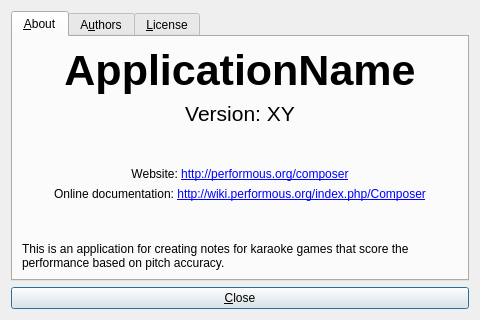
Before: the Qt Designer form ui/aboutdialog.ui in performous/composer, drawn with Qt 5.
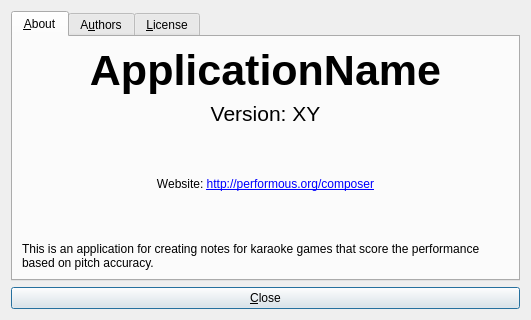
After: the same form once the commit is applied.

Commit message: Remove broken link from About dialog.

Patch:
```diff
--- a/ui/aboutdialog.ui
+++ b/ui/aboutdialog.ui
@@ -6,7 +6,7 @@
    <rect>
     <x>0</x>
     <y>0</y>
-    <width>480</width>
+    <width>531</width>
     <height>320</height>
    </rect>
   </property>
@@ -82,19 +82,6 @@
          </property>
         </widget>
        </item>
-       <item>
-        <widget class="QLabel" name="lblWikiLink">
-         <property name="text">
-          <string>Online documentation: &lt;a href=&quot;http://wiki.performous.org/index.php/Composer&quot;&gt;http://wiki.performous.org/index.php/Composer&lt;/a&gt;</string>
-         </property>
-         <property name="alignment">
-          <set>Qt::AlignCenter</set>
-         </property>
-         <property name="openExternalLinks">
-          <bool>true</bool>
-         </property>
-        </widget>
-       </item>
        <item>
         <spacer name="verticalSpacer_2">
          <property name="orientation">
```
